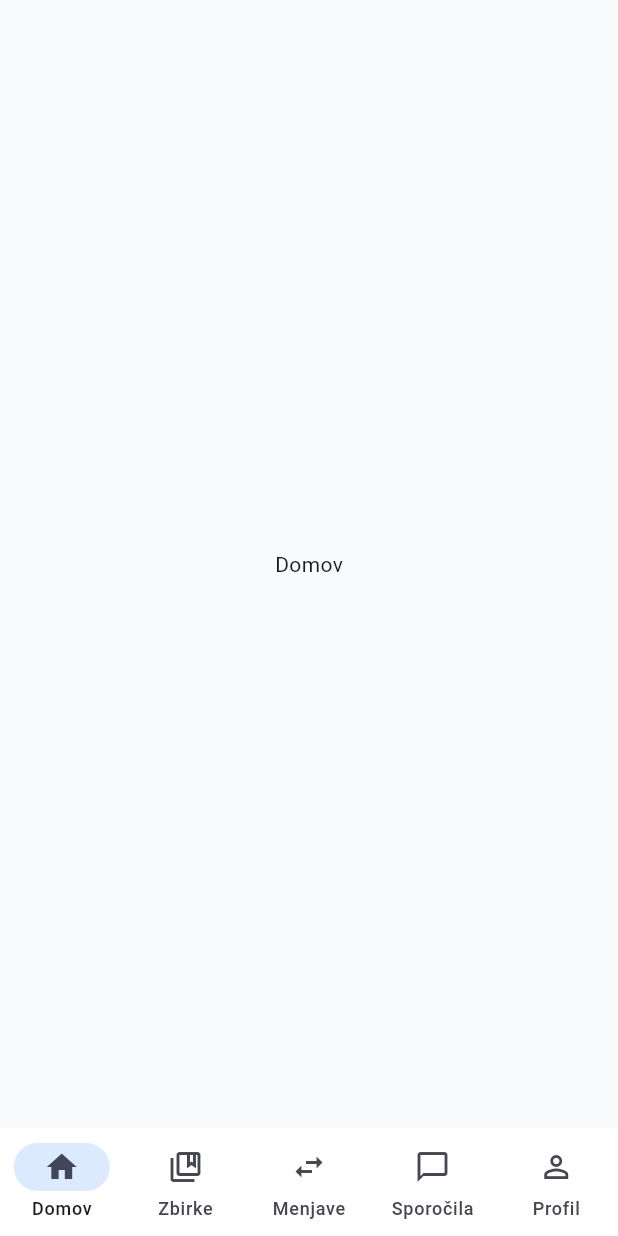
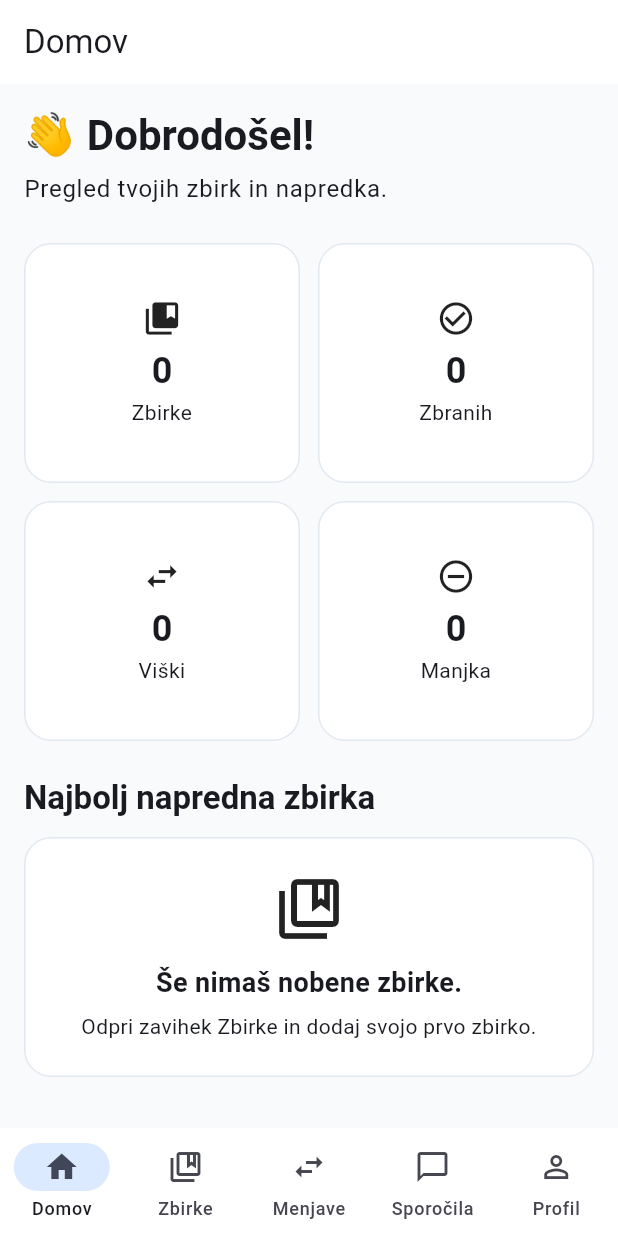
Before and after one commit to jazam74/swapstash, a Flutter app: the HomeShell screen opened directly, on a phone screen of 412 x 824 dp. Run offline on Flutter 3.47's test engine with Material 3 defaults, Android fonts, the phone set to English and light mode, and no system bars; our stand-ins replace cloud_firestore, firebase_auth, firebase_core; accounts and stored records are empty.

Commit message:
Add dashboard with collection statistics

```diff
--- /dev/null
+++ b/lib/features/dashboard/dashboard_page.dart
@@ -0,0 +1,383 @@
+import 'package:flutter/material.dart';
+import 'package:swapstash/core/models/collection.dart';
+import 'package:swapstash/core/services/collection_service.dart';
+
+class DashboardPage extends StatelessWidget {
+  const DashboardPage({super.key});
+
+  @override
+  Widget build(BuildContext context) {
+    final collectionService = CollectionService();
+
+    return Scaffold(
+      appBar: AppBar(
+        title: const Text('Domov'),
+      ),
+      body: StreamBuilder<List<Collection>>(
+        stream: collectionService.watchCollections(),
+        builder: (context, snapshot) {
+          if (snapshot.connectionState == ConnectionState.waiting &&
+              !snapshot.hasData) {
+            return const Center(
+              child: CircularProgressIndicator(),
+            );
+          }
+
+          if (snapshot.hasError) {
+            return Center(
+              child: Padding(
+                padding: const EdgeInsets.all(24),
+                child: Text(
+                  'Dashboarda ni bilo mogoče naložiti:\n'
+                  '${snapshot.error}',
+                  textAlign: TextAlign.center,
+                ),
+              ),
+            );
+          }
+
+          final collections = snapshot.data ?? [];
+
+          final collectionCount = collections.length;
+
+          final ownedCount = collections.fold<int>(
+            0,
+            (sum, collection) => sum + collection.ownedCount,
+          );
+
+          final duplicateCount = collections.fold<int>(
+            0,
+            (sum, collection) => sum + collection.duplicateCount,
+          );
+
+          final missingCount = collections.fold<int>(
+            0,
+            (sum, collection) => sum + collection.missingCount,
+          );
+
+          final bestCollection = _findBestCollection(
+            collections,
+          );
+
+          return RefreshIndicator(
+            onRefresh: () async {
+              await Future<void>.delayed(
+                const Duration(milliseconds: 400),
+              );
+            },
+            child: ListView(
+              physics: const AlwaysScrollableScrollPhysics(),
+              padding: const EdgeInsets.all(16),
+              children: [
+                Text(
+                  '👋 Dobrodošel!',
+                  style: Theme.of(context)
+                      .textTheme
+                      .headlineMedium
+                      ?.copyWith(
+                        fontWeight: FontWeight.bold,
+                      ),
+                ),
+                const SizedBox(height: 6),
+                Text(
+                  'Pregled tvojih zbirk in napredka.',
+                  style: Theme.of(context).textTheme.bodyLarge,
+                ),
+                const SizedBox(height: 24),
+                GridView.count(
+                  crossAxisCount: 2,
+                  shrinkWrap: true,
+                  physics: const NeverScrollableScrollPhysics(),
+                  crossAxisSpacing: 12,
+                  mainAxisSpacing: 12,
+                  childAspectRatio: 1.15,
+                  children: [
+                    _StatisticCard(
+                      icon: Icons.collections_bookmark,
+                      label: 'Zbirke',
+                      value: collectionCount,
+                    ),
+                    _StatisticCard(
+                      icon: Icons.check_circle_outline,
+                      label: 'Zbranih',
+                      value: ownedCount,
+                    ),
+                    _StatisticCard(
+                      icon: Icons.swap_horiz,
+                      label: 'Viški',
+                      value: duplicateCount,
+                    ),
+                    _StatisticCard(
+                      icon: Icons.remove_circle_outline,
+                      label: 'Manjka',
+                      value: missingCount,
+                    ),
+                  ],
+                ),
+                const SizedBox(height: 24),
+                Text(
+                  'Najbolj napredna zbirka',
+                  style: Theme.of(context)
+                      .textTheme
+                      .titleLarge
+                      ?.copyWith(
+                        fontWeight: FontWeight.bold,
+                      ),
+                ),
+                const SizedBox(height: 12),
+                if (bestCollection == null)
+                  const _EmptyDashboardCard()
+                else
+                  _BestCollectionCard(
+                    collection: bestCollection,
+                  ),
+                if (collections.isNotEmpty) ...[
+                  const SizedBox(height: 24),
+                  Text(
+                    'Tvoje zbirke',
+                    style: Theme.of(context)
+                        .textTheme
+                        .titleLarge
+                        ?.copyWith(
+                          fontWeight: FontWeight.bold,
+                        ),
+                  ),
+                  const SizedBox(height: 12),
+                  ...collections.take(3).map(
+                        (collection) => _RecentCollectionCard(
+                          collection: collection,
+                        ),
+                      ),
+                ],
+              ],
+            ),
+          );
+        },
+      ),
+    );
+  }
+
+  Collection? _findBestCollection(
+    List<Collection> collections,
+  ) {
+    if (collections.isEmpty) {
+      return null;
+    }
+
+    return collections.reduce((first, second) {
+      if (second.completion > first.completion) {
+        return second;
+      }
+
+      return first;
+    });
+  }
+}
+
+class _StatisticCard extends StatelessWidget {
+  final IconData icon;
+  final String label;
+  final int value;
+
+  const _StatisticCard({
+    required this.icon,
+    required this.label,
+    required this.value,
+  });
+
+  @override
+  Widget build(BuildContext context) {
+    return Card(
+      margin: EdgeInsets.zero,
+      child: Center(
+        child: Padding(
+          padding: const EdgeInsets.symmetric(
+            horizontal: 12,
+            vertical: 10,
+          ),
+          child: Column(
+            mainAxisSize: MainAxisSize.min,
+            children: [
+              Icon(
+                icon,
+                size: 26,
+              ),
+              const SizedBox(height: 6),
+              Text(
+                '$value',
+                style: Theme.of(context)
+                    .textTheme
+                    .headlineSmall
+                    ?.copyWith(
+                      fontWeight: FontWeight.bold,
+                    ),
+              ),
+              const SizedBox(height: 2),
+              Text(
+                label,
+                textAlign: TextAlign.center,
+                maxLines: 1,
+                overflow: TextOverflow.ellipsis,
+              ),
+            ],
+          ),
+        ),
+      ),
+    );
+  }
+}
+
+class _BestCollectionCard extends StatelessWidget {
+  final Collection collection;
+
+  const _BestCollectionCard({
+    required this.collection,
+  });
+
+  @override
+  Widget build(BuildContext context) {
+    return Card(
+      margin: EdgeInsets.zero,
+      child: Padding(
+        padding: const EdgeInsets.all(16),
+        child: Column(
+          crossAxisAlignment: CrossAxisAlignment.start,
+          children: [
+            Row(
+              children: [
+                const Icon(
+                  Icons.emoji_events_outlined,
+                ),
+                const SizedBox(width: 8),
+                Expanded(
+                  child: Text(
+                    collection.name,
+                    style: Theme.of(context)
+                        .textTheme
+                        .titleMedium
+                        ?.copyWith(
+                          fontWeight: FontWeight.bold,
+                        ),
+                  ),
+                ),
+                Text(
+                  '${collection.completionPercent} %',
+                  style: const TextStyle(
+                    fontWeight: FontWeight.bold,
+                  ),
+                ),
+              ],
+            ),
+            const SizedBox(height: 6),
+            Text(collection.publisher),
+            const SizedBox(height: 16),
+            LinearProgressIndicator(
+              value: collection.completion,
+              minHeight: 10,
+              borderRadius: BorderRadius.circular(8),
+            ),
+            const SizedBox(height: 8),
+            Text(
+              '${collection.ownedCount} od '
+              '${collection.totalItems} zbranih predmetov',
+            ),
+            if (collection.duplicateCount > 0) ...[
+              const SizedBox(height: 4),
+              Text(
+                '${collection.duplicateCount} viškov',
+              ),
+            ],
+          ],
+        ),
+      ),
+    );
+  }
+}
+
+class _RecentCollectionCard extends StatelessWidget {
+  final Collection collection;
+
+  const _RecentCollectionCard({
+    required this.collection,
+  });
+
+  @override
+  Widget build(BuildContext context) {
+    return Card(
+      margin: const EdgeInsets.only(bottom: 10),
+      child: Padding(
+        padding: const EdgeInsets.all(14),
+        child: Column(
+          crossAxisAlignment: CrossAxisAlignment.start,
+          children: [
+            Row(
+              children: [
+                const Icon(
+                  Icons.collections_bookmark_outlined,
+                ),
+                const SizedBox(width: 8),
+                Expanded(
+                  child: Text(
+                    collection.name,
+                    style: const TextStyle(
+                      fontWeight: FontWeight.bold,
+                    ),
+                  ),
+                ),
+                Text(
+                  '${collection.completionPercent} %',
+                ),
+              ],
+            ),
+            const SizedBox(height: 10),
+            LinearProgressIndicator(
+              value: collection.completion,
+              minHeight: 6,
+              borderRadius: BorderRadius.circular(8),
+            ),
+            const SizedBox(height: 6),
+            Text(
+              '${collection.ownedCount} / '
+              '${collection.totalItems}',
+            ),
+          ],
+        ),
+      ),
+    );
+  }
+}
+
+class _EmptyDashboardCard extends StatelessWidget {
+  const _EmptyDashboardCard();
+
+  @override
+  Widget build(BuildContext context) {
+    return const Card(
+      margin: EdgeInsets.zero,
+      child: Padding(
+        padding: EdgeInsets.all(24),
+        child: Column(
+          children: [
+            Icon(
+              Icons.collections_bookmark_outlined,
+              size: 48,
+            ),
+            SizedBox(height: 12),
+            Text(
+              'Še nimaš nobene zbirke.',
+              style: TextStyle(
+                fontSize: 18,
+                fontWeight: FontWeight.bold,
+              ),
+            ),
+            SizedBox(height: 6),
+            Text(
+              'Odpri zavihek Zbirke in dodaj svojo prvo zbirko.',
+              textAlign: TextAlign.center,
+            ),
+          ],
+        ),
+      ),
+    );
+  }
+}
--- a/lib/features/home/home_shell.dart
+++ b/lib/features/home/home_shell.dart
@@ -1,5 +1,6 @@
 import 'package:flutter/material.dart';
 import 'package:swapstash/features/collections/collections_page.dart';
+import 'package:swapstash/features/dashboard/dashboard_page.dart';
 
 class HomeShell extends StatefulWidget {
   const HomeShell({super.key});
@@ -12,7 +13,7 @@ class _HomeShellState extends State<HomeShell> {
   int _selectedIndex = 0;
 
   final List<Widget> _pages = const [
-    Center(child: Text("Domov")),
+    DashboardPage(),
     CollectionsPage(),
     Center(child: Text("Menjave")),
     Center(child: Text("Sporočila")),
```
Also changed, not shown: lib/features/items/items_page.dart (+24 -2 lines).
